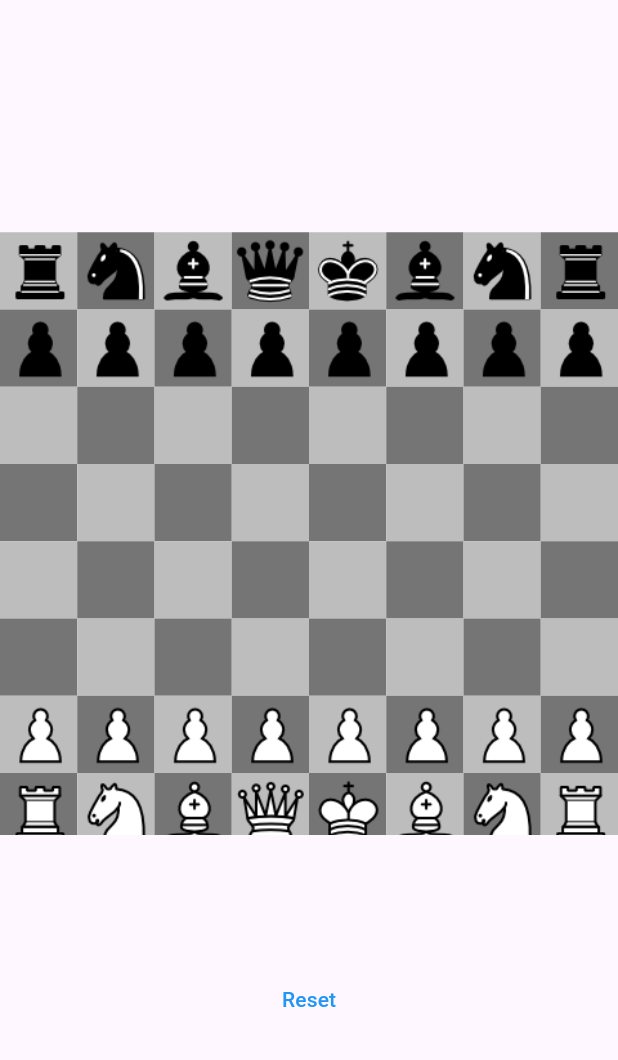
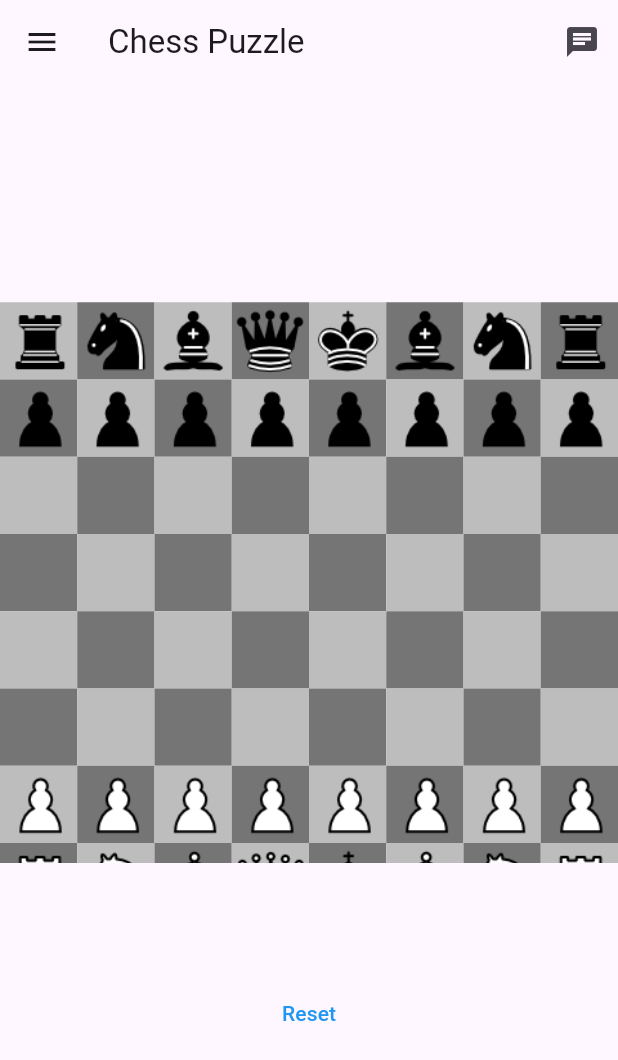
Before and after one commit to KennyNova/chess_puzzles, a Flutter app: the screen it shows after launch, on a phone screen of 412 x 824 dp. Shown: the top 1060 px of the screen. Run offline on Flutter 3.47's test engine with Material 3 defaults, Android fonts, the phone set to English and light mode, and no system bars.

Commit message:
added 2 drawers settings and chat. fixed fen turn issue.

```diff
--- a/lib/main.dart
+++ b/lib/main.dart
@@ -12,7 +12,68 @@ class MainApp extends StatelessWidget {
   Widget build(BuildContext context) {
     return const MaterialApp(
       debugShowCheckedModeBanner: false,
-      home: GameBoard(),
+      home: _HomePage(),
     );
   }
 }
+
+class _HomePage extends StatefulWidget {
+  const _HomePage({Key? key}) : super(key: key);
+
+  @override
+  _HomePageState createState() => _HomePageState();
+}
+
+class _HomePageState extends State<_HomePage> {
+  final GlobalKey<ScaffoldState> _scaffoldKey = GlobalKey<ScaffoldState>();
+
+  @override
+  Widget build(BuildContext context) {
+    return Scaffold(
+      key: _scaffoldKey,
+      appBar: AppBar(
+        title: const Text("Chess Puzzle"),
+        actions: <Widget>[
+          IconButton(
+            icon: const Icon(Icons.chat),
+            onPressed: () => _scaffoldKey.currentState?.openEndDrawer(),
+          ),
+        ],
+      ),
+      body: const GameBoard(),
+      drawer: const DrawerWidget(title: 'Left Drawer'),
+      endDrawer: const DrawerWidget(title: 'Right Drawer'),
+    );
+  }
+}
+
+class DrawerWidget extends StatelessWidget {
+  final String title;
+  const DrawerWidget({Key? key, required this.title}) : super(key: key);
+
+  @override
+  Widget build(BuildContext context) {
+    return Drawer(
+      child: ListView(
+        padding: EdgeInsets.zero,
+        children: <Widget>[
+          DrawerHeader(
+            decoration: const BoxDecoration(
+              color: Colors.blue,
+            ),
+            child: Text(title),
+          ),
+          ListTile(
+            title: const Text('Home'),
+            onTap: () => Navigator.pop(context),
+          ),
+          ListTile(
+            title: const Text('Settings'),
+            onTap: () => Navigator.pop(context),
+          ),
+          // Additional items here
+        ],
+      ),
+    );
+  }
+}
```
Also changed, not shown: lib/gameboard.dart (+5 -3 lines).
